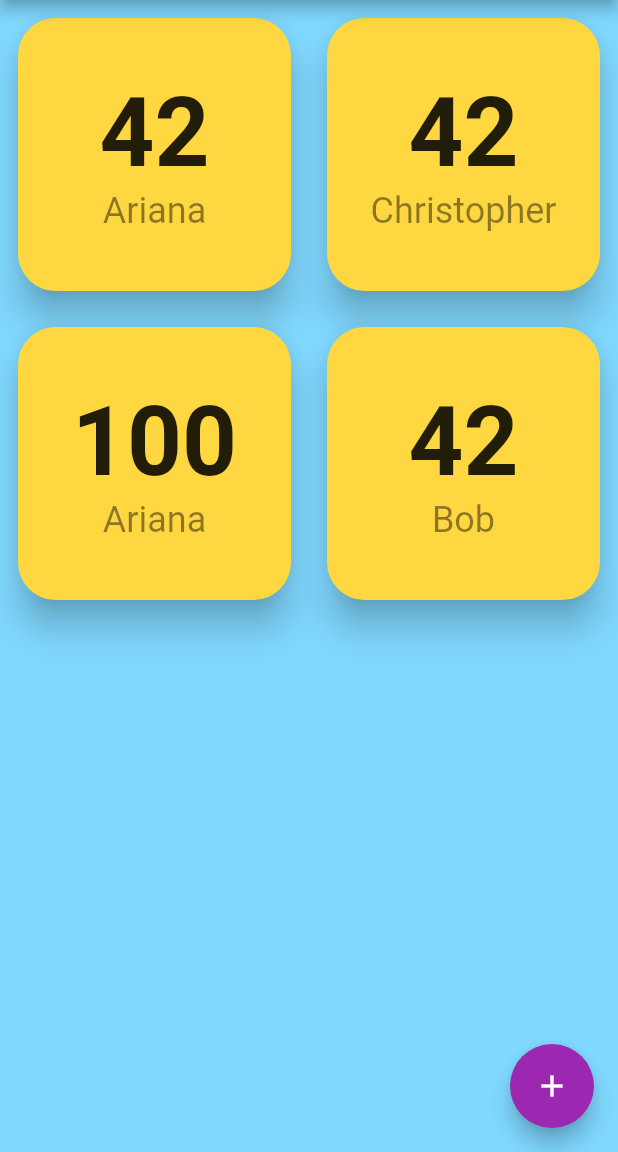
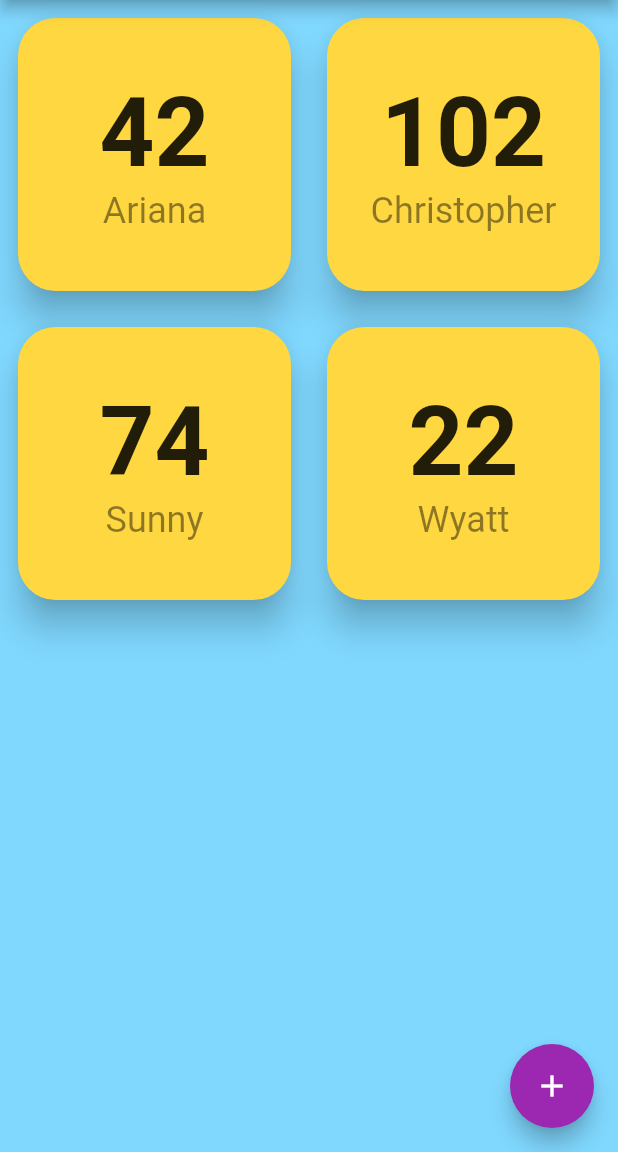
Before and after one commit to cjstehno/tally, a Flutter app: the screen it shows after launch, after a tap on the "lock reset" icon, on a phone screen of 412 x 824 dp, the part 84-1236 px from its top. Run offline on Flutter 3.47's test engine with Material 2 defaults, Android fonts, the phone set to English and light mode, and no system bars.

Commit message:
working on ui and simple in memory storage

```diff
--- a/lib/main.dart
+++ b/lib/main.dart
@@ -1,28 +1,30 @@
 import 'package:flutter/material.dart';
-import 'package:logging/logging.dart';
-import 'package:tally/tally_home.dart';
+import 'package:provider/provider.dart';
+import 'package:tally/providers/players.dart';
+import 'package:tally/screens/home_screen.dart';
 
-void main(){
-  Logger.root.level = Level.ALL; // defaults to Level.INFO
-  Logger.root.onRecord.listen((record) {
-    // ignore: avoid_print
-    print('${record.level.name}: ${record.message}');
-  });
-
+void main() {
   runApp(TallyApp());
 }
 
 class TallyApp extends StatelessWidget {
-
   @override
   Widget build(final BuildContext context) {
-    return MaterialApp(
-      debugShowCheckedModeBanner: false,
-      title: 'Tally',
-      theme: ThemeData(
-        primarySwatch: Colors.purple,
+    return MultiProvider(
+      providers: [
+        ChangeNotifierProvider(create: (_) => Players()),
+      ],
+      child: MaterialApp(
+        debugShowCheckedModeBanner: false,
+        title: 'Tally',
+        theme: ThemeData(
+          primarySwatch: Colors.purple,
+        ),
+        home: const HomeScreen(),
+        routes: {
+          HomeScreen.routeName: (ctx) => const HomeScreen(),
+        },
       ),
-      home: TallyHome(),
     );
   }
 }
--- a/lib/player.dart
+++ b/lib/models/player.dart
@@ -3,4 +3,7 @@ class Player {
   int score;
 
   Player(this.name, this.score);
+
+  @override
+  String toString() => 'Player(name:$name, score:$score)';
 }
--- /dev/null
+++ b/lib/providers/players.dart
@@ -0,0 +1,54 @@
+
+import 'package:flutter/foundation.dart';
+import 'package:tally/models/player.dart';
+
+class Players with ChangeNotifier {
+
+  final List<Player> _players = [];
+  bool _loaded = false;
+
+  /// Load the player data from the local storage.
+  Future<void> load() async {
+    if(!_loaded){
+        // FIXME: load from localstorage
+      _players.add(Player('Ariana', 42));
+      _players.add(Player('Christopher', 102));
+      _players.add(Player('Sunny', 74));
+      _players.add(Player('Wyatt', 22));
+
+      print('Loaded ${_players.length} players.');
+
+      _loaded = true;
+    }
+  }
+
+  List<Player> get players {
+    return _players;
+  }
+
+  /// Adds a new player to the storage.
+  Future<void> add(final Player player) async {
+    // FIXME: add a player to local storage
+    _players.add(player);
+    print('Added $player');
+    notifyListeners();
+  }
+
+  /// Removes the player with the given name from the storage.
+  Future<void> remove(final String playerName) async {
+    // fIXME: remove a player from local storage
+    _players.removeWhere((p) => p.name == playerName);
+    print('Removed player $playerName');
+    notifyListeners();
+  }
+
+  /// Updates the score for the player with the given name.
+  Future<void> updateScore(final String playerName, final int newScore) async {
+    // FIXME: update score for player in local storage
+    final player = _players.where((p) => p.name == playerName).first;
+    player.score = newScore;
+    notifyListeners();
+  }
+
+  // FIXME: reset
+}
--- /dev/null
+++ b/lib/screens/home_screen.dart
@@ -0,0 +1,55 @@
+import 'package:flutter/material.dart';
+import 'package:provider/provider.dart';
+import 'package:tally/dialogs/add_player_dialog.dart';
+import 'package:tally/models/player.dart';
+import 'package:tally/providers/players.dart';
+import 'package:tally/widgets/player_grid.dart';
+
+class HomeScreen extends StatelessWidget {
+  static const String routeName = '/home';
+
+  const HomeScreen({Key? key}) : super(key: key);
+
+  @override
+  Widget build(final BuildContext context) {
+    return FutureBuilder(
+      future: context.read<Players>().load(),
+      builder: (ctx, snap) {
+        final bool loaded = snap.connectionState == ConnectionState.done;
+
+        return Scaffold(
+          appBar: AppBar(
+            title: const Text('Tally'),
+            actions: [
+              IconButton(
+                onPressed: () {
+                  // FIXME: clear the scores
+                  print('Clearing the scores.');
+                },
+                icon: const Icon(
+                  Icons.lock_reset,
+                ),
+              ),
+            ],
+          ),
+          body: loaded
+              ? PlayerGrid()
+              : const Center(child: CircularProgressIndicator()),
+          floatingActionButton: FloatingActionButton(
+            onPressed: () {
+              showDialog(
+                context: context,
+                builder: (ctx) => const AddPlayerDialog(),
+              ).then((value) {
+                if (value != null) {
+                  context.read<Players>().add(Player(value, 0));
+                }
+              });
+            },
+            child: const Icon(Icons.add),
+          ),
+        );
+      },
+    );
+  }
+}
--- a/lib/tally_home.dart
+++ /dev/null
@@ -1,48 +0,0 @@
-import 'package:flutter/material.dart';
-import 'package:logging/logging.dart';
-import 'package:tally/player.dart';
-import 'package:tally/score_card.dart';
-
-class TallyHome extends StatelessWidget {
-  final log = Logger('TallyHome');
-
-  TallyHome({Key? key}) : super(key: key);
-
-  @override
-  Widget build(final BuildContext context) {
-    return Scaffold(
-      appBar: AppBar(
-        title: const Text('Tally'),
-        actions: [
-          IconButton(
-            onPressed: () {
-              // FIXME: clear the scores
-              log.warning('Clearing the scores.');
-            },
-            icon: const Icon(
-              Icons.lock_reset,
-            ),
-          ),
-        ],
-      ),
-      body: Container(
-        width: double.infinity,
-        height: double.infinity,
-        color: Colors.lightBlueAccent.shade100,
-        child: GridView.count(
-          crossAxisCount: 2,
-          children: [
-            ScoreCard(player: Player('Ariana', 42)),
-            ScoreCard(player: Player('Christopher', 42)),
-            ScoreCard(player: Player('Ariana', 100)),
-            ScoreCard(player: Player('Bob', 42)),
-          ],
-        ),
-      ),
-      floatingActionButton: const FloatingActionButton(
-        onPressed: null,
-        child: Icon(Icons.add),
-      ),
-    );
-  }
-}
--- /dev/null
+++ b/lib/widgets/player_grid.dart
@@ -0,0 +1,21 @@
+import 'package:flutter/material.dart';
+import 'package:provider/provider.dart';
+import 'package:tally/providers/players.dart';
+import 'package:tally/widgets/score_card.dart';
+
+class PlayerGrid extends StatelessWidget {
+  @override
+  Widget build(final BuildContext context) {
+    final players = context.watch<Players>();
+
+    return Container(
+      width: double.infinity,
+      height: double.infinity,
+      color: Colors.lightBlueAccent.shade100,
+      child: GridView.count(
+        crossAxisCount: 2,
+        children: players.players.map((p) => ScoreCard(player: p)).toList(),
+      ),
+    );
+  }
+}
--- a/lib/score_card.dart
+++ b/lib/widgets/score_card.dart
@@ -1,12 +1,13 @@
 import 'package:flutter/material.dart';
-import 'package:logging/logging.dart';
-import 'package:tally/player.dart';
+import 'package:provider/provider.dart';
+import 'package:tally/dialogs/remove_player_confirm_dialog.dart';
+import 'package:tally/models/player.dart';
+import 'package:tally/providers/players.dart';
 
 class ScoreCard extends StatelessWidget {
-  final log = Logger('TallyHome');
   final Player player;
 
-  ScoreCard({super.key, required this.player});
+  const ScoreCard({super.key, required this.player});
 
   @override
   Widget build(final BuildContext context) {
@@ -16,12 +17,16 @@ class ScoreCard extends StatelessWidget {
       child: InkWell(
         onTap: () {
           // FIXME: open score editor
-          log.warning('Opening score editor.');
+          print('Opening score editor.');
         },
-        onDoubleTap: (){
-          // FIXME: open player editor
-          log.warning('Confirming player delete.');
-        },
+        onDoubleTap: () => showDialog(
+          context: context,
+          builder: (ctx) => RemovePlayerConfirmDialog(player.name),
+        ).then((confirmed) {
+          if (confirmed) {
+            context.read<Players>().remove(player.name);
+          }
+        }),
         child: Card(
           elevation: 10,
           color: Colors.amberAccent,
--- a/pubspec.yaml
+++ b/pubspec.yaml
@@ -31,7 +31,7 @@ environment:
 dependencies:
   flutter:
     sdk: flutter
-  logging: ^1.1.0
+  provider: ^6.0.4
 
 dev_dependencies:
   flutter_test:
```
Also changed, not shown: lib/dialogs/add_player_dialog.dart (added, +34 -0 lines), lib/dialogs/remove_player_confirm_dialog.dart (added, +25 -0 lines), pubspec.lock, 1 other file.
